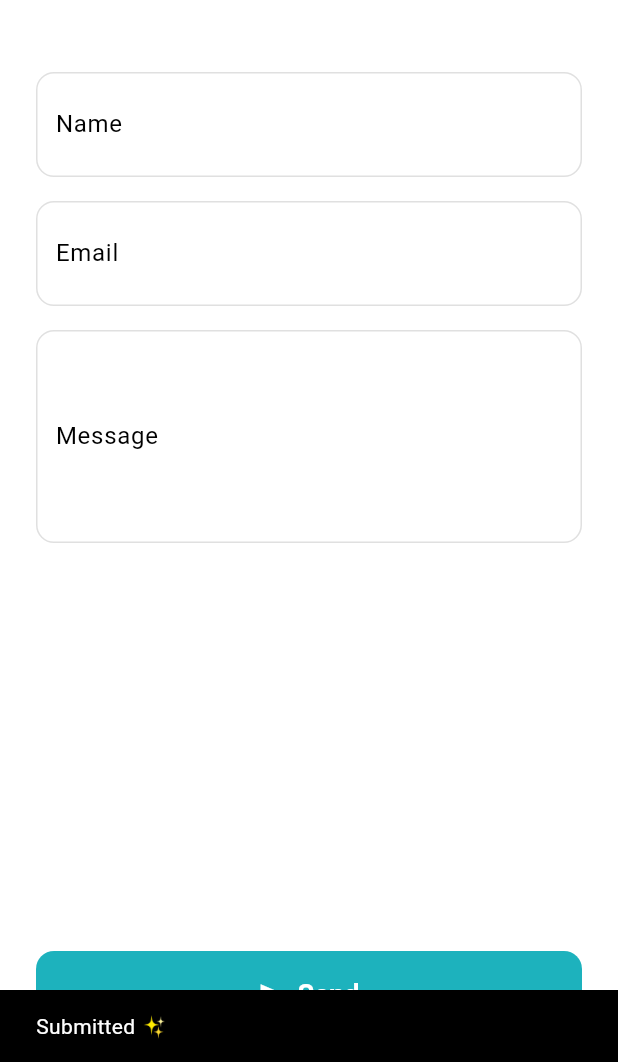
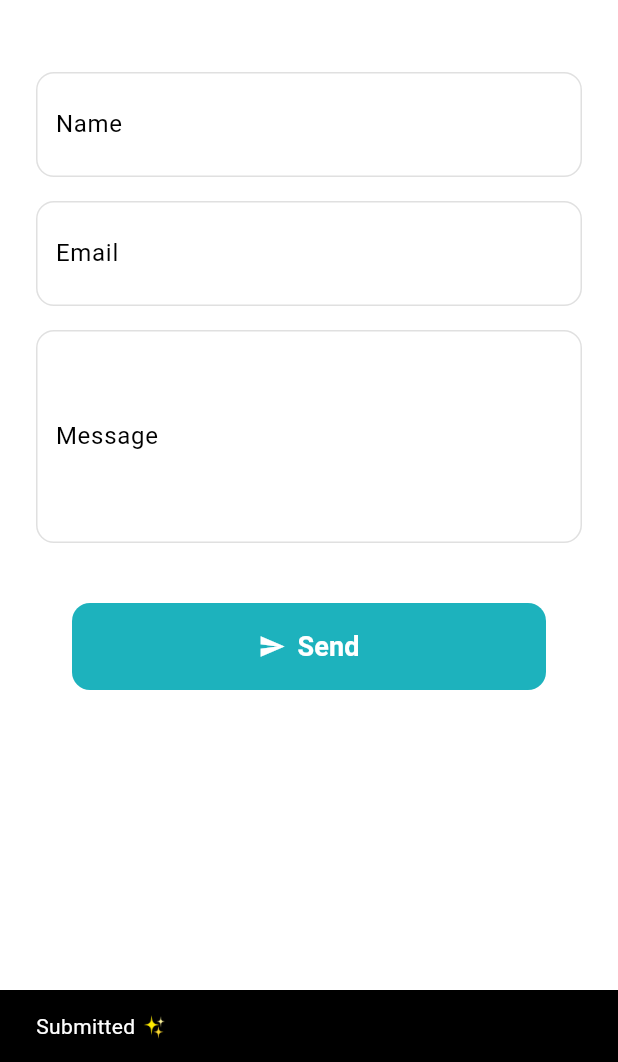
Before and after one commit to ChathraNavoda/keyboard_safe, a Flutter app: the screen it shows after launch, after a tap on "Send", on a phone screen of 412 x 824 dp, the part 174-1236 px from its top. Run offline on Flutter 3.47's test engine with Material 3 defaults, Android fonts, the phone set to English and light mode, and no system bars; our stand-ins replace google_fonts.

Commit message:
refactor: replace Stack layout with scrollable Column for better footer and multiline field handling

```diff
--- a/example/lib/with_keyboard_safe.dart
+++ b/example/lib/with_keyboard_safe.dart
@@ -8,6 +8,7 @@ class WithKeyboardSafePage extends StatelessWidget {
   Widget build(BuildContext context) {
     return KeyboardSafe(
       scroll: true,
+      //autoScrollToFocused: true,
       padding: const EdgeInsets.all(24),
       footer: Padding(
         padding: const EdgeInsets.symmetric(horizontal: 24, vertical: 16),
--- a/lib/keyboard_safe.dart
+++ b/lib/keyboard_safe.dart
@@ -1,11 +1,12 @@
 import 'package:flutter/material.dart';
 
-/// A widget that avoids keyboard overflow by adding bottom padding.
-/// Also supports scroll wrapping and sticky footer above the keyboard.
-class KeyboardSafe extends StatelessWidget {
+/// A widget that avoids keyboard overflow, adds padding,
+/// optionally scrolls and sticks a footer above the keyboard.
+class KeyboardSafe extends StatefulWidget {
   final Widget child;
   final Widget? footer;
   final bool scroll;
+  final bool autoScrollToFocused;
   final EdgeInsets padding;
   final bool reverse;
 
@@ -14,48 +15,82 @@ class KeyboardSafe extends StatelessWidget {
     required this.child,
     this.footer,
     this.scroll = false,
+    this.autoScrollToFocused = true,
     this.padding = EdgeInsets.zero,
     this.reverse = false,
   });
 
-  /// Call this to dismiss the keyboard from anywhere
+  /// Call this to dismiss the keyboard
   static void dismissKeyboard(BuildContext context) {
     FocusScope.of(context).unfocus();
+  }
+
+  @override
+  State<KeyboardSafe> createState() => _KeyboardSafeState();
+}
+
+class _KeyboardSafeState extends State<KeyboardSafe> {
+  final _scrollController = ScrollController();
+
+  @override
+  void initState() {
+    super.initState();
+    if (widget.autoScrollToFocused) {
+      WidgetsBinding.instance.addPostFrameCallback((_) {
+        FocusManager.instance.addListener(_handleFocusChange);
+      });
+    }
+  }
+
+  void _handleFocusChange() {
+    final focused = FocusManager.instance.primaryFocus;
+    if (focused?.context != null) {
+      Scrollable.ensureVisible(
+        focused!.context!,
+        duration: const Duration(milliseconds: 300),
+        curve: Curves.easeOut,
+        alignment: 0.2,
+      );
+    }
+  }
+
+  @override
+  void dispose() {
+    if (widget.autoScrollToFocused) {
+      FocusManager.instance.removeListener(_handleFocusChange);
+    }
+    _scrollController.dispose();
+    super.dispose();
   }
 
   @override
   Widget build(BuildContext context) {
     final keyboardHeight = MediaQuery.of(context).viewInsets.bottom;
 
-    final adjustedPadding = padding.copyWith(
-      bottom: padding.bottom + (footer == null ? keyboardHeight : 0),
+    final content = Padding(
+      padding: widget.padding.copyWith(
+        bottom: widget.footer != null ? 16.0 : keyboardHeight,
+      ),
+      child: Column(
+        crossAxisAlignment: CrossAxisAlignment.stretch,
+        children: [
+          widget.child,
+          if (widget.footer != null) ...[
+            const SizedBox(height: 24),
+            widget.footer!,
+          ],
+        ],
+      ),
     );
 
-    Widget mainContent = Padding(
-      padding: adjustedPadding,
-      child: child,
-    );
+    if (!widget.scroll) return content;
 
-    if (scroll) {
-      mainContent = SingleChildScrollView(
-        reverse: reverse,
-        padding: EdgeInsets.zero,
-        physics: const BouncingScrollPhysics(),
-        child: mainContent,
-      );
-    }
-
-    return Stack(
-      children: [
-        Positioned.fill(child: mainContent),
-        if (footer != null)
-          Positioned(
-            left: 0,
-            right: 0,
-            bottom: keyboardHeight,
-            child: footer!,
-          ),
-      ],
+    return SingleChildScrollView(
+      controller: _scrollController,
+      reverse: widget.reverse,
+      padding: EdgeInsets.only(bottom: keyboardHeight),
+      physics: const BouncingScrollPhysics(),
+      child: content,
     );
   }
 }
```
